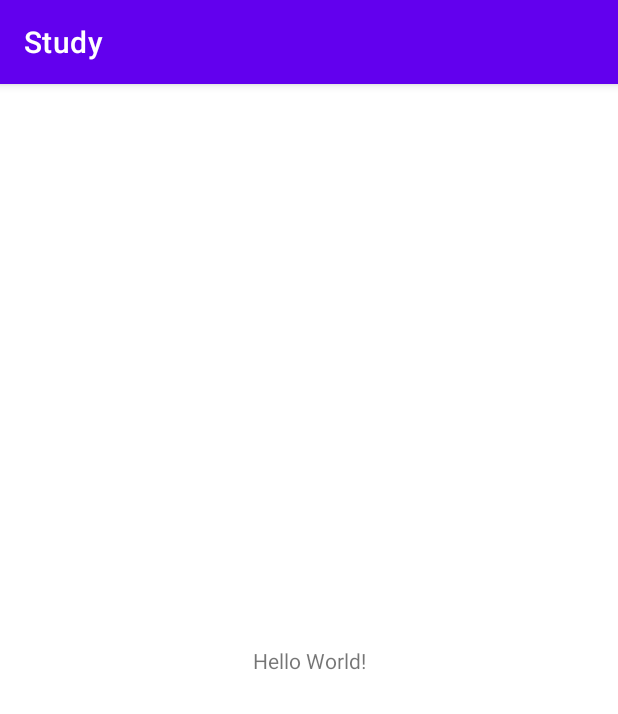
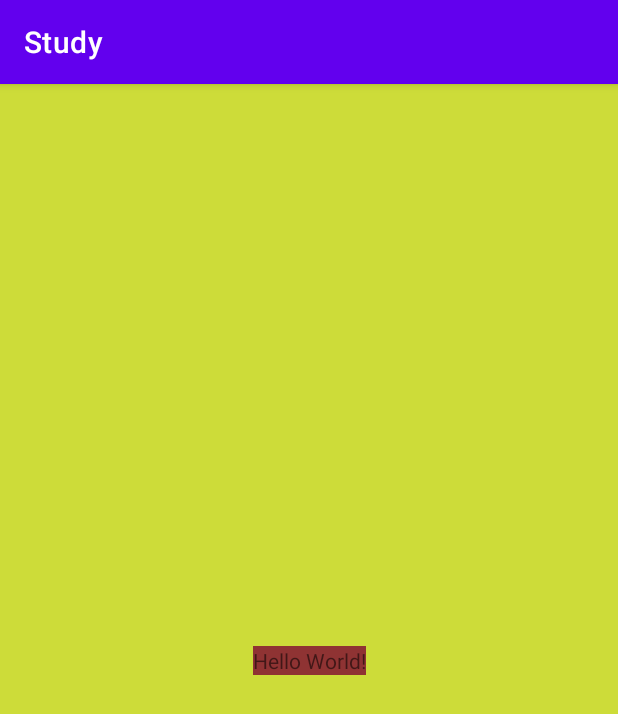
Before and after one commit to KraBr0/Study, an Android app: the screen it shows after launch (MainActivity), on a phone screen of 412 x 824 dp. Shown: the top 714 px of the screen. Run offline under Robolectric (Android 15) with nearby library versions, the phone set to English and light mode, and no system bars.

Commit message:
change bg color

```diff
--- a/app/src/main/res/layout/activity_main.xml
+++ b/app/src/main/res/layout/activity_main.xml
@@ -4,11 +4,14 @@
     xmlns:tools="http://schemas.android.com/tools"
     android:layout_width="match_parent"
     android:layout_height="match_parent"
+    android:background="#CDDC39"
     tools:context=".MainActivity">
 
     <TextView
+        android:id="@+id/textView"
         android:layout_width="wrap_content"
         android:layout_height="wrap_content"
+        android:background="#8F3333"
         android:text="Hello World!"
         app:layout_constraintBottom_toBottomOf="parent"
         app:layout_constraintEnd_toEndOf="parent"
```
